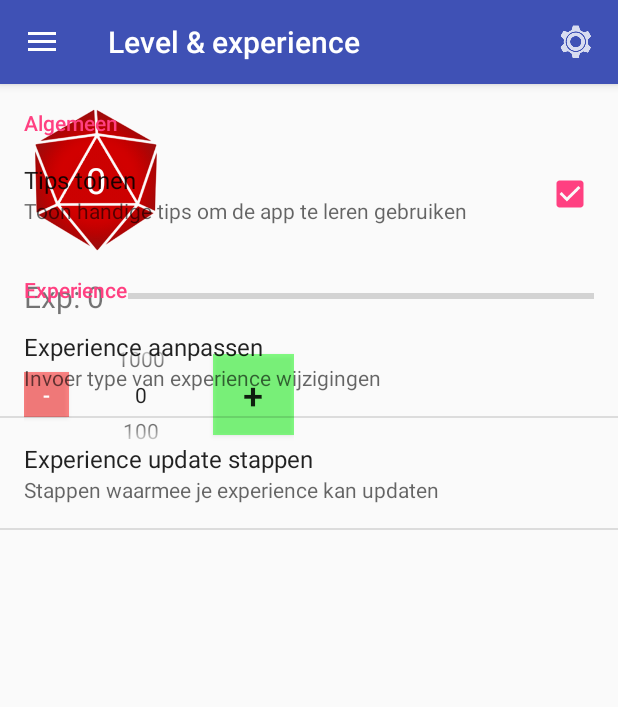
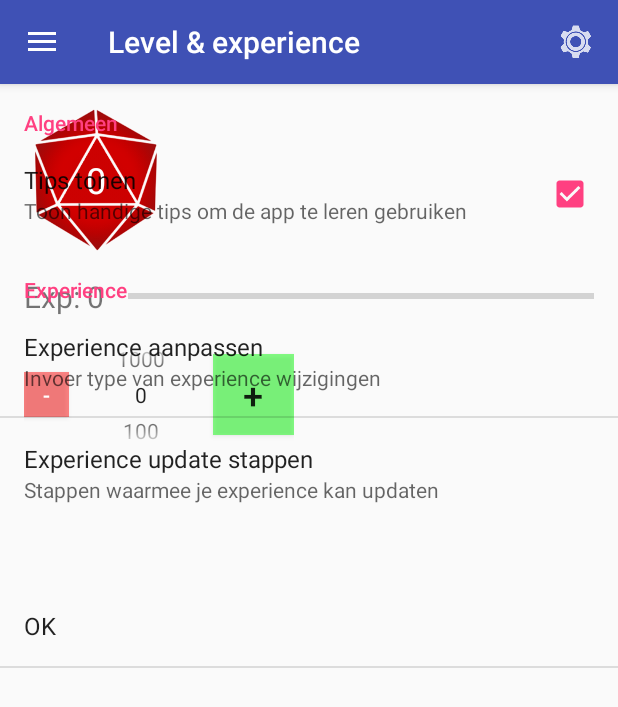
Before and after one commit to PatrickKuijpers/DnD-CharacterSheet, an Android app: the fragment SettingsFragment placed in its activity, on a phone screen of 412 x 824 dp. Shown: the top 707 px of the screen. Run offline under Robolectric (Android 15) with nearby library versions, the phone set to English and light mode, and no system bars; 5 statements that could not run were skipped.

Commit message:
OK button in settings scherm

```diff
--- a/mobile/src/main/java/nl/tcilegnar/dndcharactersheet/Settings/SettingsFragment.java
+++ b/mobile/src/main/java/nl/tcilegnar/dndcharactersheet/Settings/SettingsFragment.java
@@ -21,6 +21,7 @@ public class SettingsFragment extends PreferenceFragment implements OnPreference
         addPreferencesFromResource(R.xml.settings);
 
         initPreferences();
+        initConfirmButton();
     }
 
     private void initPreferences() {
@@ -45,6 +46,17 @@ public class SettingsFragment extends PreferenceFragment implements OnPreference
         expUpdatePickerSteps.setOnPreferenceChangeListener(this);
     }
 
+    private void initConfirmButton() {
+        Preference preference = getPreferenceManager().findPreference(getString(R.string.setting_key_confirm));
+        preference.setOnPreferenceClickListener(new Preference.OnPreferenceClickListener() {
+            @Override
+            public boolean onPreferenceClick(Preference preference) {
+                getActivity().finish();
+                return true;
+            }
+        });
+    }
+
     @Override
     public boolean onPreferenceChange(Preference preference, Object newValue) {
         if (preference.equals(expUpdateType)) {
--- a/mobile/src/main/res/values/strings_settings.xml
+++ b/mobile/src/main/res/values/strings_settings.xml
@@ -1,5 +1,9 @@
 <?xml version="1.0" encoding="utf-8"?>
 <resources>
+    <string name="setting_key_confirm">OK</string>
+    <string name="setting_category_confirm"/>
+    <string name="setting_title_confirm">OK</string>
+
     <!-- Keys voor de settings. Verander deze nooit! -->
     <string name="setting_key_show_hints">show_hints</string>
     <string name="setting_key_experience_update_type">experience_update_type</string>
--- a/mobile/src/main/res/xml/settings.xml
+++ b/mobile/src/main/res/xml/settings.xml
@@ -24,4 +24,9 @@
             android:summary="@string/setting_summary_experience_update_picker_steps"
             android:title="@string/setting_title_experience_update_picker_steps"/>
     </PreferenceCategory>
+    <PreferenceCategory android:title="@string/setting_category_confirm">
+        <Preference
+            android:key="@string/setting_key_confirm"
+            android:title="@string/setting_title_confirm"/>
+    </PreferenceCategory>
 </PreferenceScreen>
```
